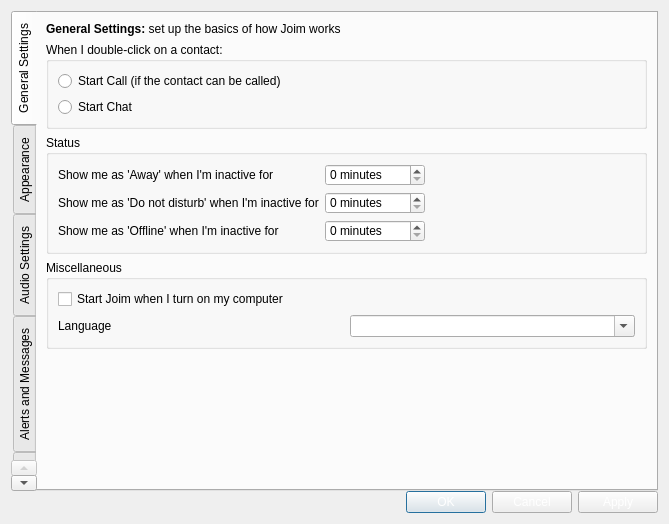
The window that src/tools/customwidgets/optionsdialog_base.ui (AlekSi/Jabbin) describes before a commit, drawn with Qt 5.
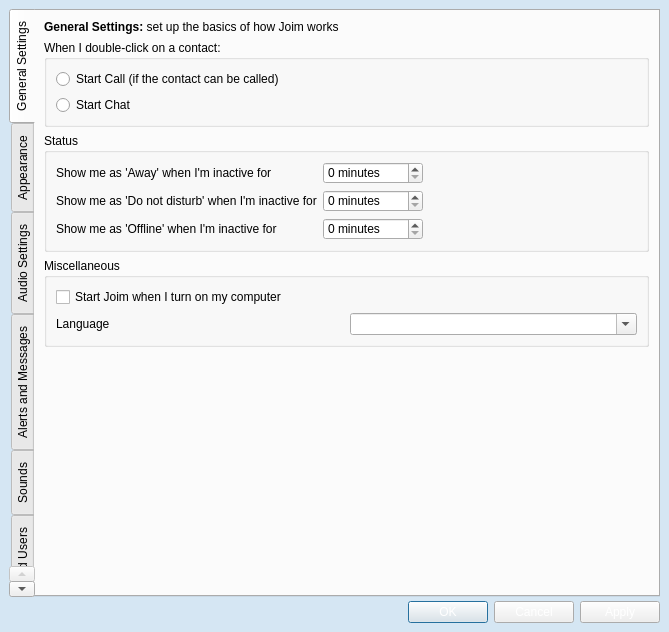
The same window after the commit. Icons and pictures are not drawn. Custom widgets are drawn as their Qt base class.

Commit message: Options dialog uses StyledWindow successfully

```diff
--- a/src/tools/customwidgets/optionsdialog_base.ui
+++ b/src/tools/customwidgets/optionsdialog_base.ui
@@ -6,14 +6,24 @@
     <x>0</x>
     <y>0</y>
     <width>669</width>
-    <height>524</height>
+    <height>632</height>
    </rect>
   </property>
   <property name="windowTitle" >
    <string>Preferences</string>
   </property>
   <property name="styleSheet" >
-   <string notr="true" >QPushButton {
+   <string notr="true" >#Frame {
+    border: none;
+	background-image: url(:/customwidgets/data/window_background_crop.png);
+    background-repeat: repeat-x;
+    background-color: #d5e6f3;
+    background-attachment: fixed;
+    selection-background-color: white;
+    selection-color: black;
+}
+
+QPushButton {
    color: white;
    border-image: url(:/images/pushbutton/green/pushbutton.png) 12px 11px 12px 10px;
    border-width: 0px 11px 0px 10px;
@@ -66,22 +76,33 @@
     border-image: url(:/customwidgets/generic/data/panel.png) 6 6 6 6 stretch stretch;
 }
 
-OptionsDialog {
-    border: none;
-	background-image: url(:/customwidgets/data/window_background_crop.png);
-    background-repeat: repeat-x;
-    background-color: #d5e6f3;
-    background-attachment: fixed;
-    background-position: top left;
-}
-
-QWidget#Border {
+QWidget#Border, QToolButton#Titlebar, #OptionsDialogBase {
     background:  #99b9d2;
+}
+
+QToolButton#Titlebar:hover {
+    background:  #A9C9E2;
+}
+
+QToolButton#TitlebarTitle {
+    color: white;
+    text-align: left;
+    font-weight: bold;
+    font-size: 12pt;
 }</string>
   </property>
+  <layout class="QVBoxLayout" name="verticalLayout_7" >
+   <property name="margin" >
+    <number>0</number>
+   </property>
+   <item>
+    <widget class="QFrame" name="Frame" >
+     <property name="frameShape" >
+      <enum>QFrame::StyledPanel</enum>
+     </property>
   <layout class="QVBoxLayout" name="verticalLayout" >
    <property name="spacing" >
-    <number>0</number>
+       <number>4</number>
    </property>
    <item>
     <widget class="AdvancedTabWidget" name="tabs" >
@@ -1027,6 +1048,9 @@
    </item>
   </layout>
  </widget>
+   </item>
+  </layout>
+ </widget>
  <customwidgets>
   <customwidget>
    <class>AdvancedTabWidget</class>
```
Left out of the diff: 19 changed lines with no effect on the pictures. Lines whose indentation alone changed are shown as unchanged. The commit also changes 2 other files.
